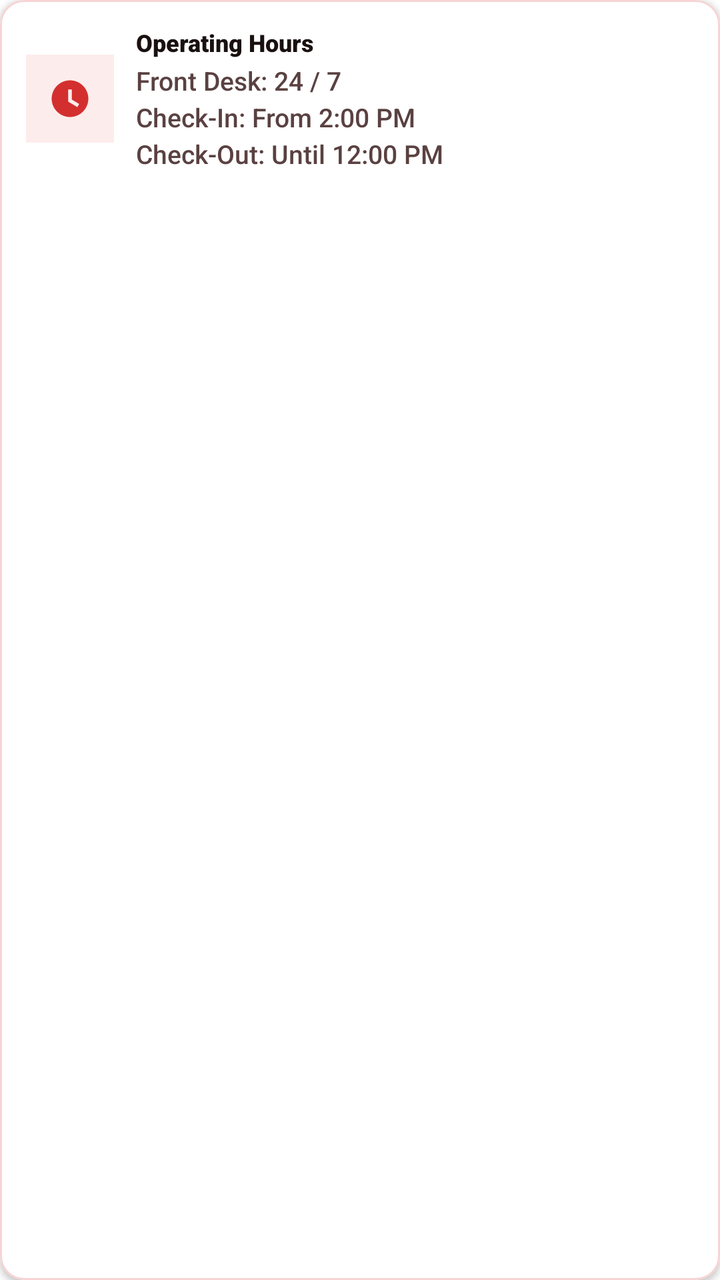
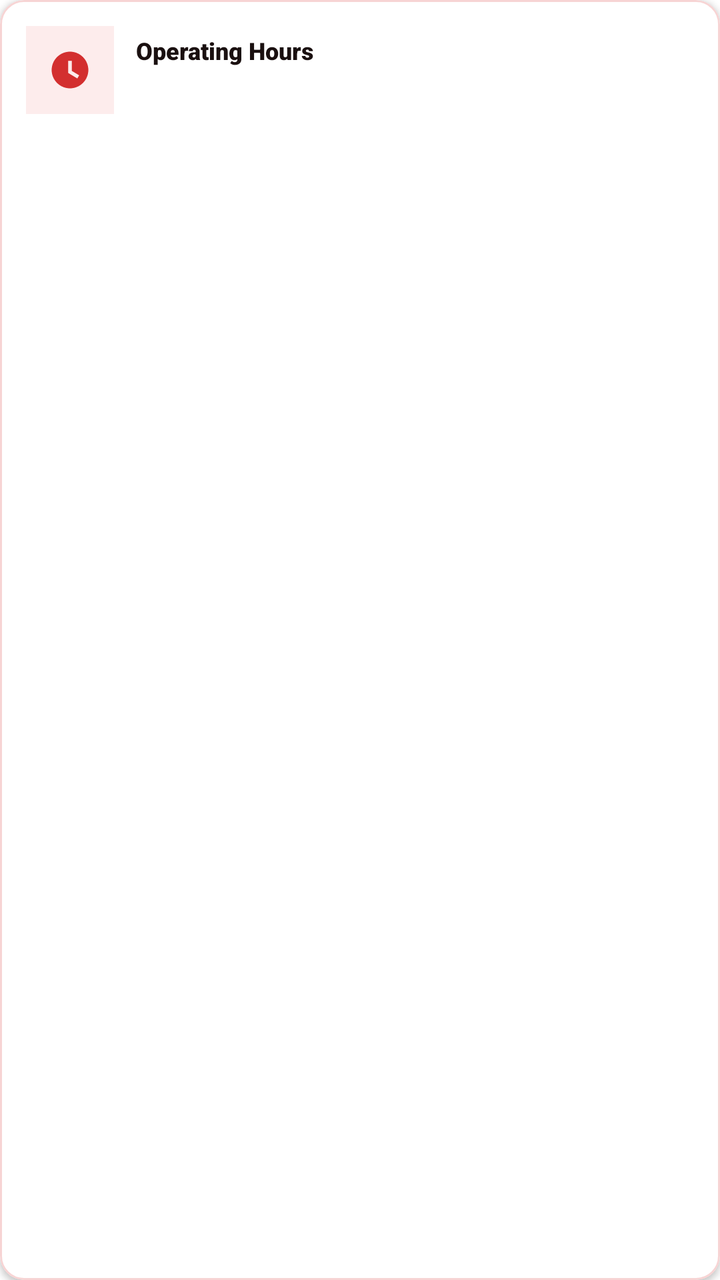

Two renders of the same Android screen: before a commit and after it. Below are the layout's source before the change and the commit's diff.
<!-- AndroidManifest.xml: application theme Theme.VelocitySuites -->
<!-- res/layout/item_landing_contact_hours.xml -->
<?xml version="1.0" encoding="utf-8"?>
<com.google.android.material.card.MaterialCardView xmlns:android="http://schemas.android.com/apk/res/android"
    xmlns:app="http://schemas.android.com/apk/res-auto"
    android:layout_width="match_parent"
    android:layout_height="wrap_content"
    android:layout_marginTop="10dp"
    app:cardBackgroundColor="@color/velocity_surface_elevated"
    app:cardCornerRadius="@dimen/card_corner_radius"
    app:cardElevation="@dimen/card_elevation"
    app:strokeColor="@color/velocity_red_subtle"
    app:strokeWidth="1dp">

    <LinearLayout android:baselineAligned="false"
        android:layout_width="match_parent"
        android:layout_height="wrap_content"
        android:gravity="center_vertical"
        android:orientation="horizontal"
        android:padding="13dp">

        <FrameLayout
            android:layout_width="44dp"
            android:layout_height="44dp"
            android:background="@drawable/bg_icon_circle_badge">

            <ImageView
                android:layout_width="22dp"
                android:layout_height="22dp"
                android:layout_gravity="center"
                android:importantForAccessibility="no"
                android:src="@drawable/ic_clock"
                app:tint="@color/velocity_red_primary" />
        </FrameLayout>

        <LinearLayout
            android:layout_width="0dp"
            android:layout_height="wrap_content"
            android:layout_marginStart="11dp"
            android:layout_weight="1"
            android:orientation="vertical">

            <TextView
                android:layout_width="match_parent"
                android:layout_height="wrap_content"
                android:fontFamily="sans-serif-black"
                android:text="@string/landing_hotel_hours_label"
                android:textColor="@color/velocity_text_primary"
                android:textSize="12sp" />

            <TextView
                android:layout_width="match_parent"
                android:layout_height="wrap_content"
                android:layout_marginTop="2dp"
                android:fontFamily="sans-serif-medium"
                android:lineSpacingExtra="3dp"
                android:text="@string/landing_hotel_hours"
                android:textColor="@color/velocity_text_secondary"
                android:textSize="13sp" />
        </LinearLayout>
    </LinearLayout>
</com.google.android.material.card.MaterialCardView>
<!-- resources referenced by this layout -->
<resources>
  <color name="velocity_red_primary">#D32F2F</color>
  <color name="velocity_red_subtle">#F7D4D4</color>
  <color name="velocity_surface_elevated">#FFFFFF</color>
  <color name="velocity_text_primary">#1A1010</color>
  <color name="velocity_text_secondary">#5A4141</color>
  <dimen name="card_corner_radius">12dp</dimen>
  <dimen name="card_elevation">2dp</dimen>
  <!-- drawable bg_icon_circle_badge (drawable) -->
  <?xml version="1.0" encoding="utf-8"?>
  <shape xmlns:android="http://schemas.android.com/apk/res/android"
      android:shape="rectangle">
      <solid android:color="@color/velocity_red_soft" />
  </shape>
  <!-- drawable ic_clock (drawable) -->
  ﻿<vector xmlns:android="http://schemas.android.com/apk/res/android"
      android:width="24dp"
      android:height="24dp"
      android:viewportWidth="24"
      android:viewportHeight="24">
      <path
          android:fillColor="#FF000000"
          android:pathData="M12,2C6.5,2 2,6.5 2,12s4.5,10 10,10s10,-4.5 10,-10S17.5,2 12,2zM13,12.5l4,2.4l-1,1.7l-5,-3V7h2v5.5z" />
  </vector>
  <string name="landing_hotel_hours">Front Desk: 24 / 7\nCheck-In: From 2:00 PM\nCheck-Out: Until 12:00 PM</string>
  <string name="landing_hotel_hours_label">Operating Hours</string>
  <color name="velocity_red_soft">#FDECEC</color>
  <color name="velocity_red_dark">#7F1212</color>
  <color name="white">#FFFFFFFF</color>
  <color name="velocity_red_rose">#EF5350</color>
  <color name="velocity_red_deep">#5A0A0A</color>
  <style name="ShapeAppearance.Velocity.Square" parent="">
          <item name="cornerFamily">rounded</item>
          <item name="cornerSize">0dp</item>
      </style>
  <style name="ShapeAppearance.Velocity.Card" parent="">
          <item name="cornerFamily">rounded</item>
          <item name="cornerSize">@dimen/card_corner_radius</item>
      </style>
  <style name="Widget.Velocity.Card.Flat" parent="Widget.MaterialComponents.CardView">
          <item name="cardElevation">@dimen/card_elevation</item>
          <item name="cardCornerRadius">@dimen/card_corner_radius</item>
          <item name="cardBackgroundColor">@color/velocity_surface_elevated</item>
          <item name="strokeColor">@color/velocity_divider_hairline</item>
          <item name="strokeWidth">1dp</item>
          <item name="shapeAppearance">@style/ShapeAppearance.Velocity.Card</item>
      </style>
  <style name="Widget.Velocity.Flat.Chip" parent="Widget.MaterialComponents.Chip.Choice">
          <item name="shapeAppearance">@style/ShapeAppearance.Velocity.Square</item>
          <item name="shapeAppearanceOverlay">@style/ShapeAppearance.Velocity.Square</item>
          <item name="chipCornerRadius">0dp</item>
          <item name="android:minHeight">48dp</item>
          <item name="chipMinHeight">48dp</item>
          <item name="chipStrokeWidth">1dp</item>
          <item name="android:elevation">0dp</item>
      </style>
  <style name="Widget.Velocity.Flat.Snackbar" parent="Widget.MaterialComponents.Snackbar">
          <item name="android:background">@drawable/bg_snackbar_flat</item>
          <item name="android:elevation">0dp</item>
      </style>
  <color name="velocity_divider_hairline">#1A000000</color>
  <!-- drawable bg_snackbar_flat (drawable) -->
  <?xml version="1.0" encoding="utf-8"?>
  <shape xmlns:android="http://schemas.android.com/apk/res/android" android:shape="rectangle">
      <solid android:color="#323232" />
      <stroke android:width="1dp" android:color="#33FFFFFF" />
      <corners android:radius="0dp" />
  </shape>
  <style name="Widget.Velocity.Flat.BottomSheet" parent="Widget.MaterialComponents.BottomSheet.Modal">
          <item name="shapeAppearanceOverlay">@style/ShapeAppearance.Velocity.Square</item>
          <item name="android:elevation">0dp</item>
          <item name="backgroundTint">@color/velocity_surface_elevated</item>
      </style>
  <!-- unchanged entries left out for length: 7 -->
</resources>

<!-- the commit's change to res/layout/item_landing_contact_hours.xml (unified diff, before → after) -->
@@ -47,12 +47,12 @@
                 android:textSize="12sp" />
 
             <TextView
+                android:id="@+id/tvLandingHotelHours"
                 android:layout_width="match_parent"
                 android:layout_height="wrap_content"
                 android:layout_marginTop="2dp"
                 android:fontFamily="sans-serif-medium"
                 android:lineSpacingExtra="3dp"
-                android:text="@string/landing_hotel_hours"
                 android:textColor="@color/velocity_text_secondary"
                 android:textSize="13sp" />
         </LinearLayout>
<!-- resource entries referenced after the edit -->
@@ -23,7 +23,6 @@
           android:fillColor="#FF000000"
           android:pathData="M12,2C6.5,2 2,6.5 2,12s4.5,10 10,10s10,-4.5 10,-10S17.5,2 12,2zM13,12.5l4,2.4l-1,1.7l-5,-3V7h2v5.5z" />
   </vector>
-  <string name="landing_hotel_hours">Front Desk: 24 / 7\nCheck-In: From 2:00 PM\nCheck-Out: Until 12:00 PM</string>
   <string name="landing_hotel_hours_label">Operating Hours</string>
   <color name="velocity_red_soft">#FDECEC</color>
   <color name="velocity_red_dark">#7F1212</color>
